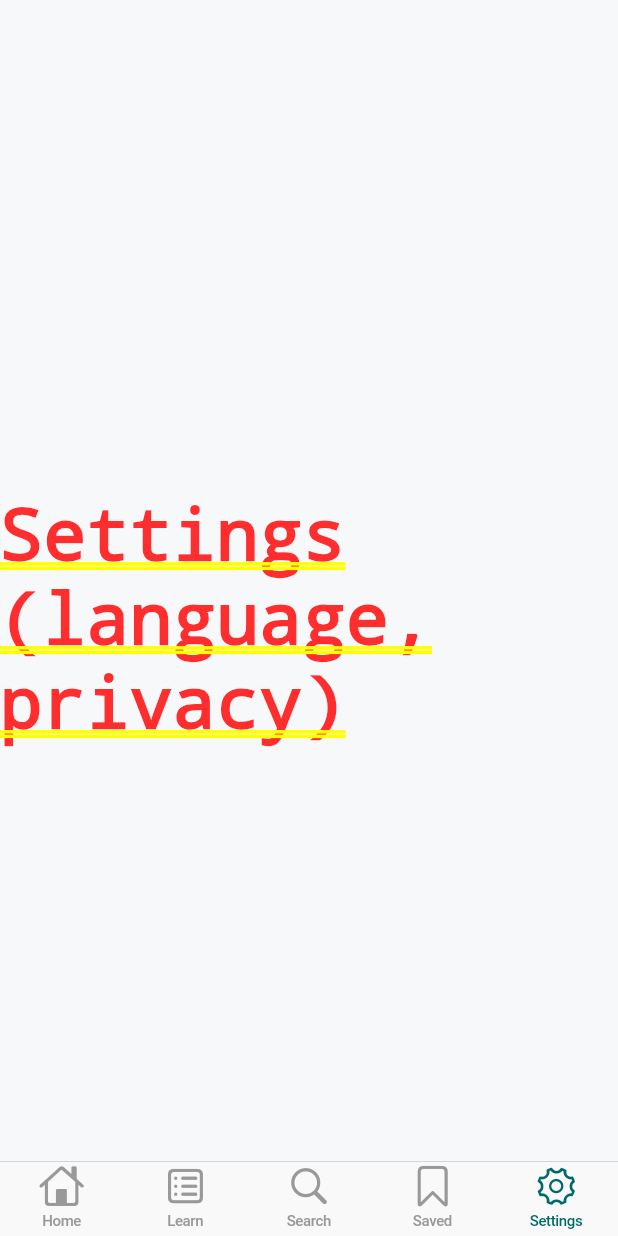
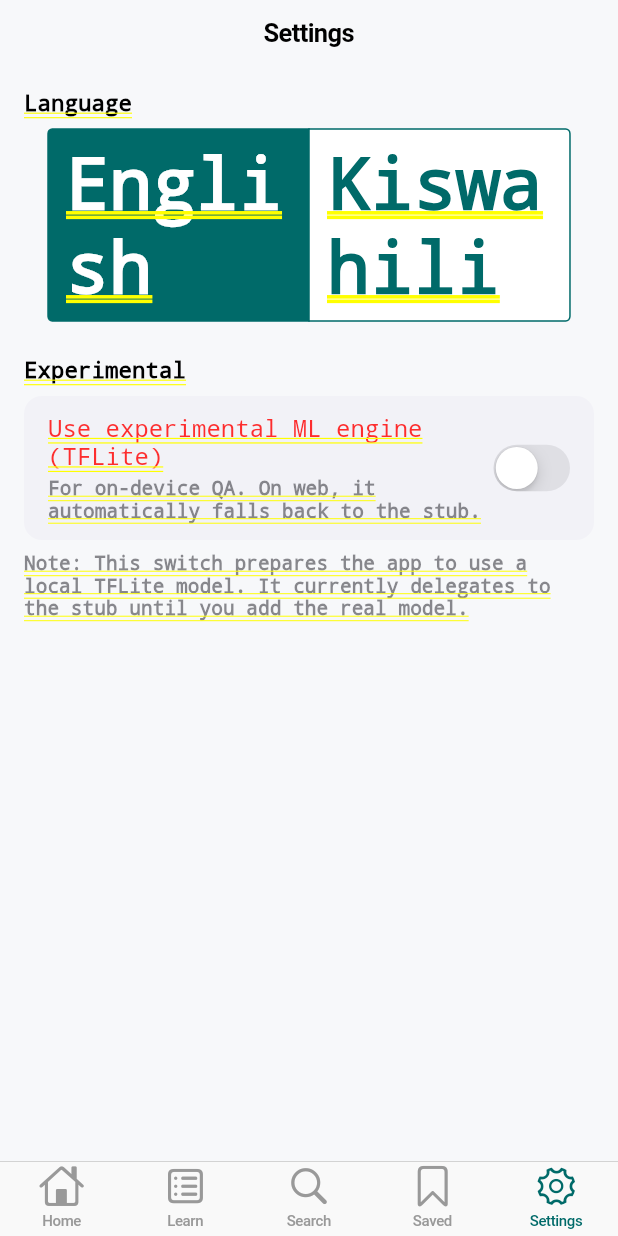
Before and after one commit to coligny23/natural_remedies_app, a Flutter app: the screen it shows after launch, item 5 of the bottom bar chosen, on a phone screen of 412 x 824 dp. Run offline on Flutter 3.47's test engine with Material 3 defaults, Android fonts, the phone set to English and light mode, and no system bars; our stand-ins replace flutter_riverpod, go_router, google_fonts, hive_flutter; accounts and stored records are empty.

Commit message:
feat(ml): add TFLite prep (engine toggle, tokenizer, QA facade); register assets/ml/

```diff
--- /dev/null
+++ b/lib/features/settings/feature_flags.dart
@@ -0,0 +1,5 @@
+import 'package:flutter_riverpod/flutter_riverpod.dart';
+
+/// Off by default to keep web/Chrome flow working.
+/// Turn on in Settings to try the TFLite path (currently delegates to stub).
+final useTfliteProvider = StateProvider<bool>((_) => false);
--- a/lib/features/settings/settings_screen.dart
+++ b/lib/features/settings/settings_screen.dart
@@ -1,11 +1,147 @@
+// lib/features/settings/settings_screen.dart
 import 'package:flutter/cupertino.dart';
+import 'package:flutter_riverpod/flutter_riverpod.dart';
 
-class SettingsScreen extends StatelessWidget {
+import '../search/search_providers.dart';   // languageCodeProvider
+import 'feature_flags.dart';               // useTfliteProvider
+
+class SettingsScreen extends ConsumerWidget {
   const SettingsScreen({super.key});
+
   @override
-  Widget build(BuildContext context) {
-    return const CupertinoPageScaffold(
-      child: Center(child: Text('Settings (language, privacy)')),
+  Widget build(BuildContext context, WidgetRef ref) {
+    final lang = ref.watch(languageCodeProvider);     // 'en' or 'sw'
+    final useTflite = ref.watch(useTfliteProvider);  // bool
+
+    return CupertinoPageScaffold(
+      navigationBar: const CupertinoNavigationBar(
+        middle: Text('Settings'),
+      ),
+      child: SafeArea(
+        bottom: false,
+        child: ListView(
+          padding: const EdgeInsets.symmetric(vertical: 16, horizontal: 16),
+          children: [
+            const _SectionHeader('Language'),
+            const SizedBox(height: 8),
+
+            // Language segmented control
+            CupertinoSegmentedControl<String>(
+              groupValue: lang,
+              onValueChanged: (v) =>
+                  ref.read(languageCodeProvider.notifier).state = v,
+              children: const {
+                'en': Padding(
+                  padding: EdgeInsets.symmetric(horizontal: 12, vertical: 8),
+                  child: Text('English'),
+                ),
+                'sw': Padding(
+                  padding: EdgeInsets.symmetric(horizontal: 12, vertical: 8),
+                  child: Text('Kiswahili'),
+                ),
+              },
+            ),
+
+            const SizedBox(height: 24),
+            const _SectionHeader('Experimental'),
+            const SizedBox(height: 8),
+
+            // TFLite engine toggle
+            _ToggleTile(
+              title: 'Use experimental ML engine (TFLite)',
+              subtitle:
+                  'For on-device QA. On web, it automatically falls back to the stub.',
+              value: useTflite,
+              onChanged: (v) =>
+                  ref.read(useTfliteProvider.notifier).state = v,
+            ),
+
+            const SizedBox(height: 8),
+            const Text(
+              'Note: This switch prepares the app to use a local TFLite model. '
+              'It currently delegates to the stub until you add the real model.',
+              style: TextStyle(
+                fontSize: 13,
+                color: CupertinoColors.secondaryLabel,
+              ),
+            ),
+          ],
+        ),
+      ),
     );
   }
 }
+
+class _SectionHeader extends StatelessWidget {
+  final String text;
+  const _SectionHeader(this.text);
+
+  @override
+  Widget build(BuildContext context) {
+    return Text(
+      text,
+      style: const TextStyle(
+        fontSize: 15,
+        fontWeight: FontWeight.w600,
+        color: CupertinoColors.label,
+      ),
+    );
+  }
+}
+
+class _ToggleTile extends StatelessWidget {
+  final String title;
+  final String? subtitle;
+  final bool value;
+  final ValueChanged<bool> onChanged;
+
+  const _ToggleTile({
+    super.key,
+    required this.title,
+    this.subtitle,
+    required this.value,
+    required this.onChanged,
+  });
+
+  @override
+  Widget build(BuildContext context) {
+    return Semantics(
+      label: '$title. ${value ? "On" : "Off"}',
+      toggled: value,
+      child: Container(
+        padding: const EdgeInsets.symmetric(vertical: 12, horizontal: 12),
+        decoration: BoxDecoration(
+          color: CupertinoColors.systemGroupedBackground,
+          borderRadius: BorderRadius.circular(12),
+        ),
+        child: Row(
+          children: [
+            const SizedBox(width: 4),
+            Expanded(
+              child: Column(
+                crossAxisAlignment: CrossAxisAlignment.start,
+                children: [
+                  Text(title,
+                      style: const TextStyle(
+                          fontSize: 16, fontWeight: FontWeight.w500)),
+                  if (subtitle != null)
+                    Padding(
+                      padding: const EdgeInsets.only(top: 4),
+                      child: Text(
+                        subtitle!,
+                        style: const TextStyle(
+                          fontSize: 13,
+                          color: CupertinoColors.secondaryLabel,
+                        ),
+                      ),
+                    ),
+                ],
+              ),
+            ),
+            CupertinoSwitch(value: value, onChanged: onChanged),
+          ],
+        ),
+      ),
+    );
+  }
+}
--- a/lib/shared/ml/local_qa_tflite.dart
+++ b/lib/shared/ml/local_qa_tflite.dart
@@ -0,0 +1,28 @@
+import 'package:flutter/foundation.dart' show kIsWeb;
+
+import '../ml/local_qa_engine.dart';
+import '../ml/local_qa_stub.dart';
+import '../../features/content/models/content_item.dart';
+
+/// Placeholder TFLite-backed engine. For now it delegates to the stub,
+/// but keeps a separate class so swapping internals later is easy.
+class LocalQaTflite implements LocalQaEngine {
+  final LocalQaStub _fallback = LocalQaStub();
+
+  @override
+  Future<void> init({required List<ContentItem> corpus, required String lang}) async {
+    // Guard web builds (no tflite there)
+    if (kIsWeb) {
+      await _fallback.init(corpus: corpus, lang: lang);
+      return;
+    }
+    // TODO (Day 11/12): load assets/ml/model.tflite, tokenizer, build index
+    await _fallback.init(corpus: corpus, lang: lang);
+  }
+
+  @override
+  Future<QaAnswer> answer(String query) async {
+    // TODO: run real TFLite inference later; for now delegate
+    return _fallback.answer(query);
+  }
+}
--- a/lib/shared/ml/qa_providers.dart
+++ b/lib/shared/ml/qa_providers.dart
@@ -1,14 +1,18 @@
-// lib/shared/ml/qa_providers.dart
 import 'package:flutter_riverpod/flutter_riverpod.dart';
 
 import 'local_qa_engine.dart';
-import 'local_qa_stub.dart';                          // <-- use the stub
-import '../../features/search/search_providers.dart'; // contentListProvider, languageCodeProvider
+import 'local_qa_stub.dart';
+import 'local_qa_tflite.dart';                 // <-- add
+import '../../features/search/search_providers.dart';
+import '../../features/settings/feature_flags.dart'; // <-- add
 
-/// Engine selector — swap to LocalQaTflite later when ready.
-final qaEngineProvider = Provider<LocalQaEngine>((_) => LocalQaStub());
+/// Engine selector — defaults to Stub; switchable in Settings.
+final qaEngineProvider = Provider<LocalQaEngine>((ref) {
+  final useTflite = ref.watch(useTfliteProvider);
+  return useTflite ? LocalQaTflite() : LocalQaStub();
+});
 
-/// Initialize the engine when content/language are ready.
+/// Initialize engine when content/language are ready
 final qaInitProvider = FutureProvider<void>((ref) async {
   final items = await ref.watch(contentListProvider.future);
   final lang = ref.watch(languageCodeProvider);
@@ -16,7 +20,7 @@ final qaInitProvider = FutureProvider<void>((ref) async {
   await engine.init(corpus: items, lang: lang);
 });
 
-/// Ask a question; waits for init first.
+/// Ask a question; waits for init first
 final qaAnswerProvider = FutureProvider.family<QaAnswer, String>((ref, query) async {
   await ref.watch(qaInitProvider.future);
   final engine = ref.read(qaEngineProvider);
--- a/pubspec.yaml
+++ b/pubspec.yaml
@@ -41,3 +41,4 @@ flutter:
   assets:
     - assets/corpus/en/
     - assets/corpus/sw/
+    - assets/ml/
```
Also changed, not shown: assets/ml/README.txt (added).
